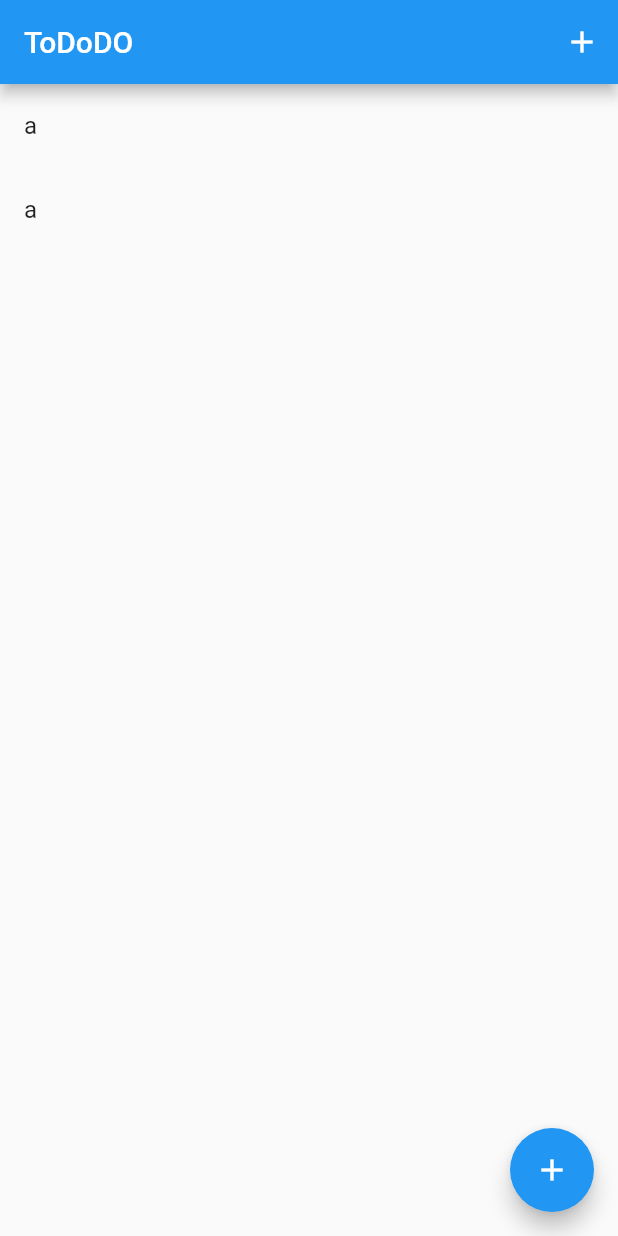
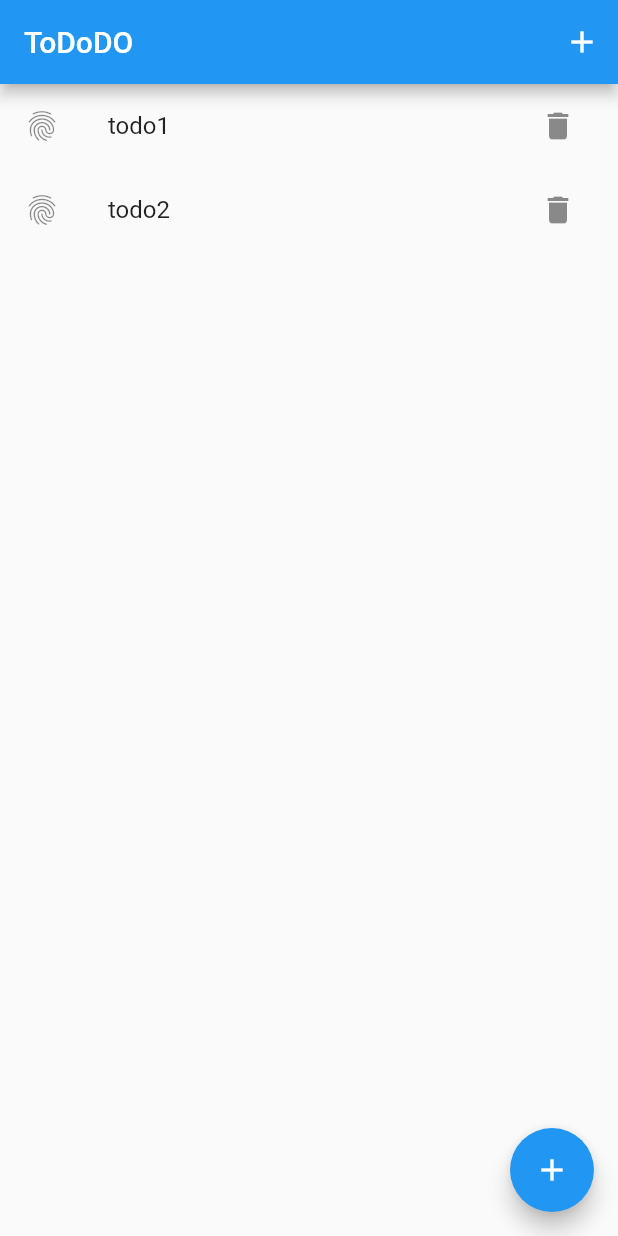
Before and after one commit to prasadsunny1/Tododo, a Flutter app: the screen it shows after launch, on a phone screen of 412 x 824 dp. Run offline on Flutter 3.47's test engine with Material 2 defaults, Android fonts, the light colour scheme and no system bars.

Commit message:
delete the todo works

```diff
--- a/lib/main.dart
+++ b/lib/main.dart
@@ -37,6 +37,12 @@ class _MyHomePageState extends State<MyHomePage> {
     });
   }
 
+  void _deleteTodo(int index) {
+    setState(() {
+      widget.todos.removeAt(index);
+    });
+  }
+
   @override
   Widget build(BuildContext context) {
     return Scaffold(
@@ -49,7 +55,16 @@ class _MyHomePageState extends State<MyHomePage> {
       body: ListView.builder(
         itemCount: widget.todos.length,
         itemBuilder: (context, index) => ListTile(
-          title: Text('a'),
+          // subtitle: Text("Detail"),
+          title: Text(widget.todos[index]),
+          leading: Icon(Icons.fingerprint),
+          trailing: IconButton(
+            icon: Icon(Icons.delete),
+            onPressed: () {
+              //Delete this item
+              _deleteTodo(index);
+            },
+          ),
         ),
       ),
       floatingActionButton: FloatingActionButton(
```
Also changed, not shown: pubspec.lock.
